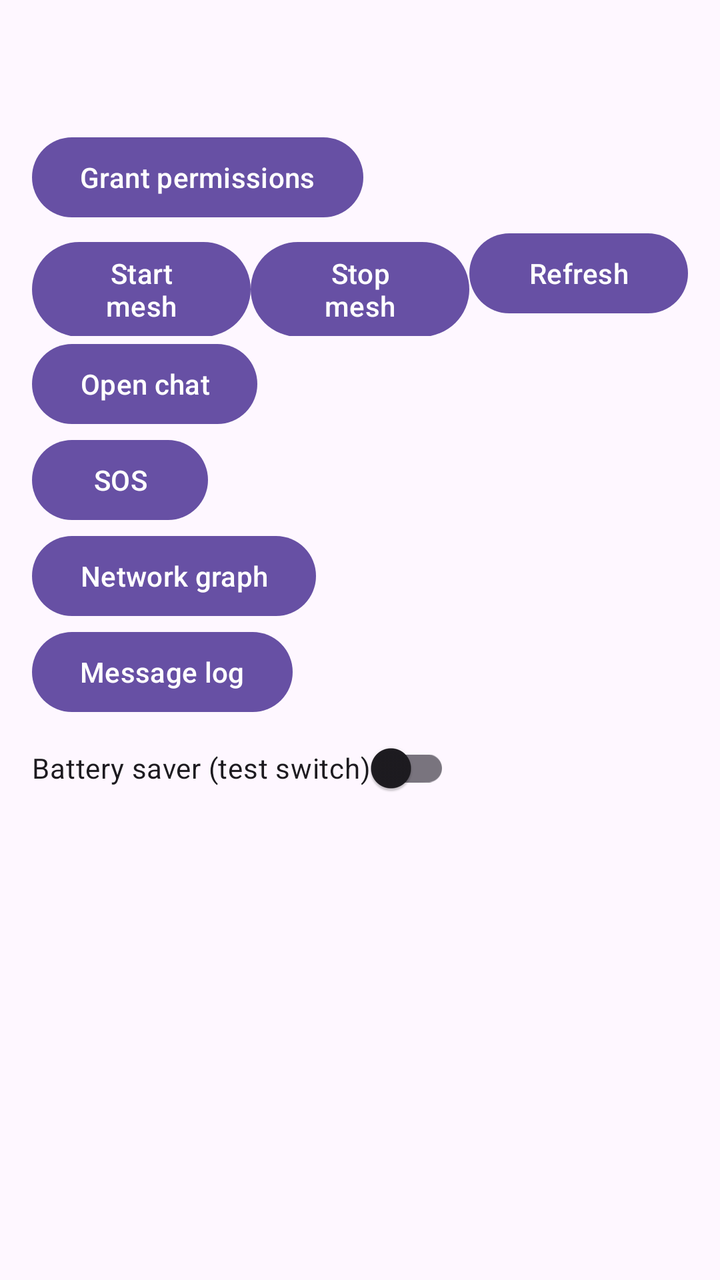
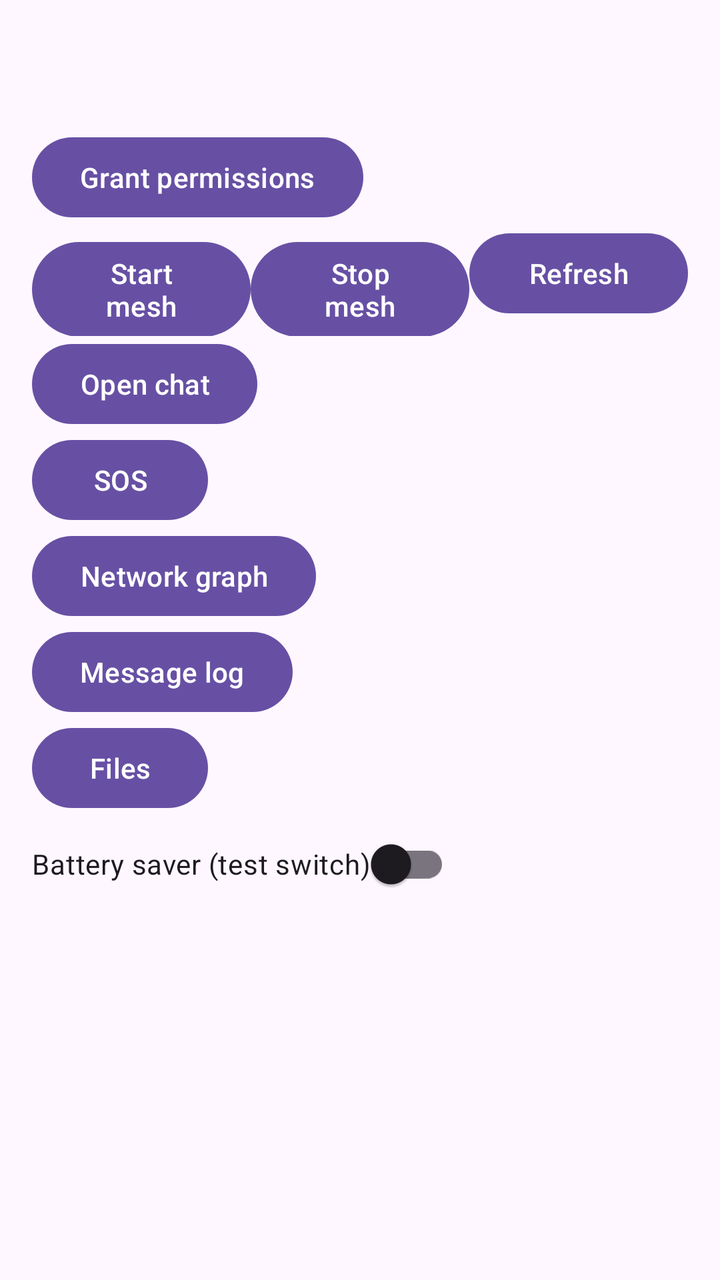

Screens rendered from an Android XML layout before and after an edit, with the pre-edit source and the edit as a unified diff.
<!-- AndroidManifest.xml: application theme Theme.LifeLinkMesh -->
<!-- res/layout/activity_main.xml -->
<?xml version="1.0" encoding="utf-8"?>
<LinearLayout xmlns:android="http://schemas.android.com/apk/res/android"
    android:layout_width="match_parent"
    android:layout_height="match_parent"
    android:orientation="vertical"
    android:fitsSystemWindows="true"
    android:padding="16dp">

    <TextView
        android:id="@+id/txtDevice"
        android:layout_width="wrap_content"
        android:layout_height="wrap_content"
        android:textSize="18sp" />

    <TextView
        android:id="@+id/txtStatus"
        android:layout_width="wrap_content"
        android:layout_height="wrap_content"
        android:layout_marginTop="8dp"
        android:textSize="12sp" />

    <Button
        android:id="@+id/btnGrant"
        android:layout_width="wrap_content"
        android:layout_height="wrap_content"
        android:text="Grant permissions" />

    <LinearLayout
        android:layout_width="match_parent"
        android:layout_height="wrap_content"
        android:orientation="horizontal">

        <Button
            android:id="@+id/btnStart"
            android:layout_width="0dp"
            android:layout_height="wrap_content"
            android:layout_weight="1"
            android:text="Start mesh" />

        <Button
            android:id="@+id/btnStop"
            android:layout_width="0dp"
            android:layout_height="wrap_content"
            android:layout_weight="1"
            android:text="Stop mesh" />

        <Button
            android:id="@+id/btnRefresh"
            android:layout_width="0dp"
            android:layout_height="wrap_content"
            android:layout_weight="1"
            android:text="Refresh" />
    </LinearLayout>

    <Button
        android:id="@+id/btnOpenChat"
        android:layout_width="wrap_content"
        android:layout_height="wrap_content"
        android:text="Open chat" />

    <Button
        android:id="@+id/btnSos"
        android:layout_width="wrap_content"
        android:layout_height="wrap_content"
        android:text="SOS" />

    <Button
        android:id="@+id/btnGraph"
        android:layout_width="wrap_content"
        android:layout_height="wrap_content"
        android:text="Network graph" />

    <Button
        android:id="@+id/btnLog"
        android:layout_width="wrap_content"
        android:layout_height="wrap_content"
        android:text="Message log" />

    <androidx.appcompat.widget.SwitchCompat
        android:id="@+id/switchSaver"
        android:layout_width="wrap_content"
        android:layout_height="wrap_content"
        android:text="Battery saver (test switch)" />

    <TextView
        android:id="@+id/txtLog"
        android:layout_width="match_parent"
        android:layout_height="wrap_content"
        android:layout_marginTop="8dp"
        android:textSize="12sp" />

    <androidx.recyclerview.widget.RecyclerView
        android:id="@+id/recyclerPeers"
        android:layout_width="match_parent"
        android:layout_height="0dp"
        android:layout_marginTop="8dp"
        android:layout_weight="1" />
</LinearLayout>
<!-- resources referenced by this layout -->
<resources>
  <style name="Theme.LifeLinkMesh" parent="Base.Theme.LifeLinkMesh" />
  <style name="Base.Theme.LifeLinkMesh" parent="Theme.Material3.DayNight.NoActionBar">
          
          
      </style>
</resources>

<!-- the commit's change to res/layout/activity_main.xml (unified diff, before → after) -->
@@ -76,6 +76,12 @@
         android:layout_height="wrap_content"
         android:text="Message log" />
 
+    <Button
+        android:id="@+id/btnFiles"
+        android:layout_width="wrap_content"
+        android:layout_height="wrap_content"
+        android:text="Files" />
+
     <androidx.appcompat.widget.SwitchCompat
         android:id="@+id/switchSaver"
         android:layout_width="wrap_content"
